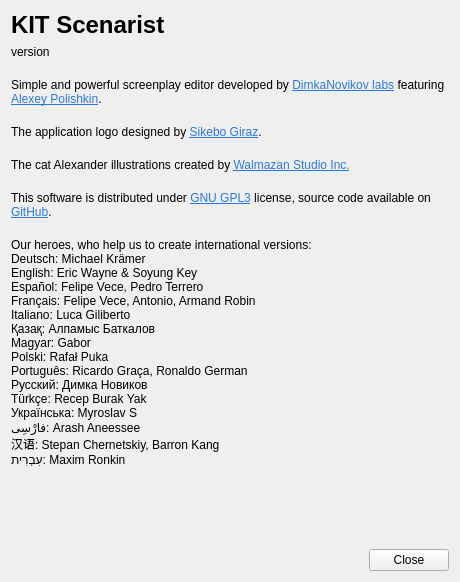
First picture: the form in src/bin/scenarist-desktop/UserInterfaceLayer/Application/AboutDialog.ui, repository dimkanovikov/KITScenarist, before the edit.
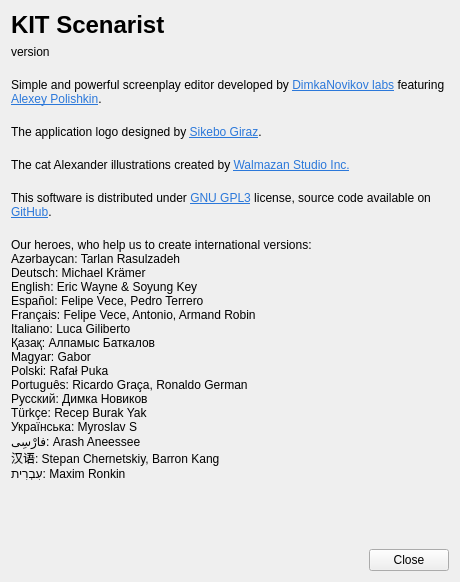
Second picture: the form after the edit.

Commit message: Added Tarlan to the list of our heroes

```diff
--- a/src/bin/scenarist-desktop/UserInterfaceLayer/Application/AboutDialog.ui
+++ b/src/bin/scenarist-desktop/UserInterfaceLayer/Application/AboutDialog.ui
@@ -145,6 +145,7 @@
     <widget class="QLabel" name="translators">
      <property name="text">
       <string>Our heroes, who help us to create international versions:
+Azərbaycan: Tarlan Rasulzadeh
 Deutsch: Michael Krämer
 English: Eric Wayne &amp; Soyung Key
 Español: Felipe Vece, Pedro Terrero
```
